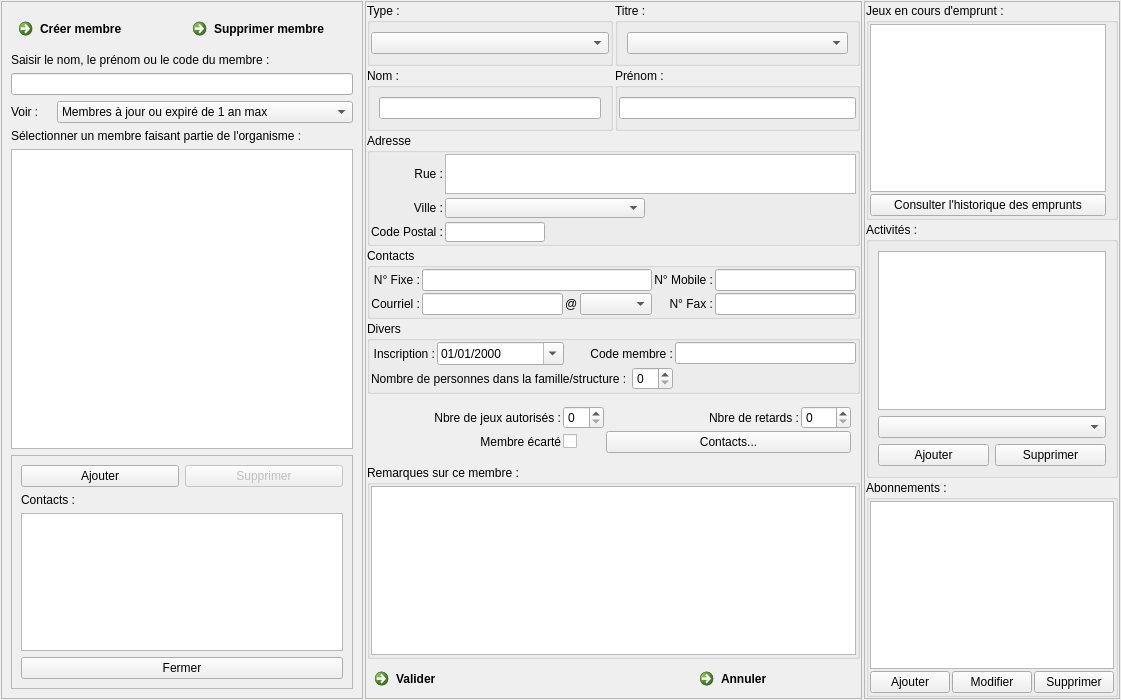
First picture: the form in f_membres.ui, repository nivhg/ludopen, before the edit.
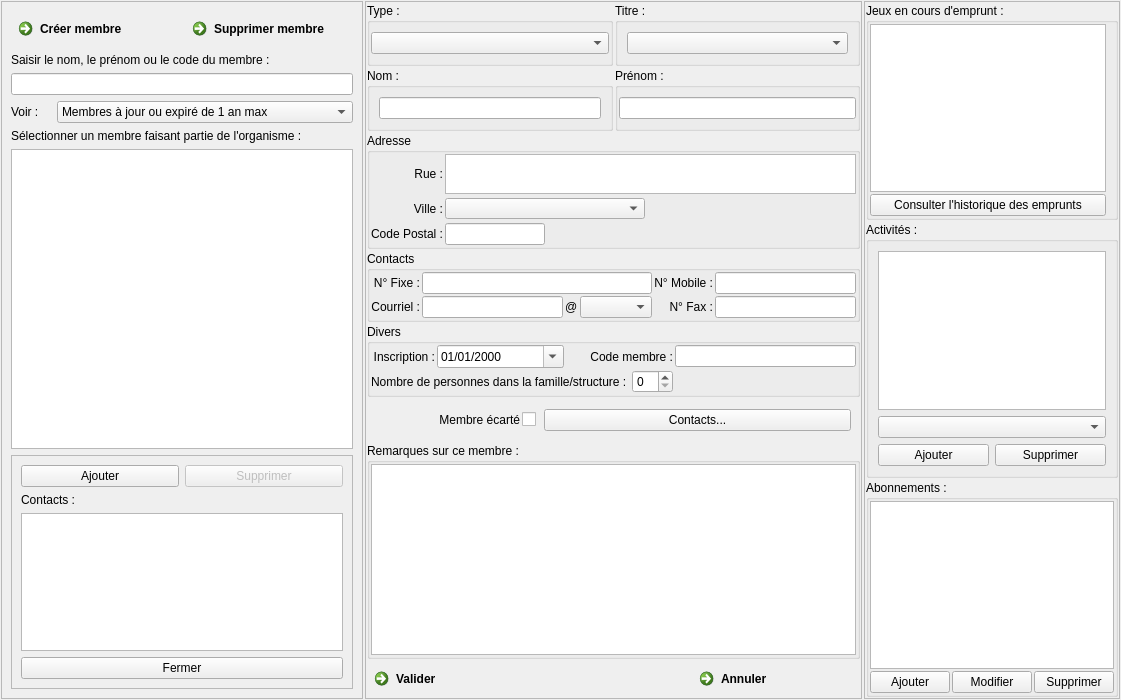
Second picture: the form after the edit. Icons and pictures are not drawn.

What changed in the file:
```diff
--- a/f_membres.ui
+++ b/f_membres.ui
@@ -2026,54 +2026,7 @@
          <property name="spacing">
           <number>2</number>
          </property>
-         <item row="0" column="1">
-          <widget class="QSpinBox" name="SBx_JeuxAutorises">
-           <property name="maximumSize">
-            <size>
-             <width>50</width>
-             <height>16777215</height>
-            </size>
-           </property>
-           <property name="palette">
-            <palette>
-             <active>
-              <colorrole role="WindowText">
-               <brush brushstyle="SolidPattern">
-                <color alpha="255">
-                 <red>0</red>
-                 <green>0</green>
-                 <blue>0</blue>
-                </color>
-               </brush>
-              </colorrole>
-             </active>
-             <inactive>
-              <colorrole role="WindowText">
-               <brush brushstyle="SolidPattern">
-                <color alpha="255">
-                 <red>0</red>
-                 <green>0</green>
-                 <blue>0</blue>
-                </color>
-               </brush>
-              </colorrole>
-             </inactive>
-             <disabled>
-              <colorrole role="WindowText">
-               <brush brushstyle="SolidPattern">
-                <color alpha="255">
-                 <red>0</red>
-                 <green>0</green>
-                 <blue>0</blue>
-                </color>
-               </brush>
-              </colorrole>
-             </disabled>
-            </palette>
-           </property>
-          </widget>
-         </item>
-         <item row="5" column="0">
+         <item row="4" column="0">
           <widget class="QLabel" name="Lb_MembreEcarte">
            <property name="palette">
             <palette>
@@ -2120,148 +2073,7 @@
            </property>
           </widget>
          </item>
-         <item row="0" column="2">
-          <widget class="QLabel" name="Lb_NbreRetards">
-           <property name="palette">
-            <palette>
-             <active>
-              <colorrole role="WindowText">
-               <brush brushstyle="SolidPattern">
-                <color alpha="255">
-                 <red>0</red>
-                 <green>0</green>
-                 <blue>0</blue>
-                </color>
-               </brush>
-              </colorrole>
-             </active>
-             <inactive>
-              <colorrole role="WindowText">
-               <brush brushstyle="SolidPattern">
-                <color alpha="255">
-                 <red>0</red>
-                 <green>0</green>
-                 <blue>0</blue>
-                </color>
-               </brush>
-              </colorrole>
-             </inactive>
-             <disabled>
-              <colorrole role="WindowText">
-               <brush brushstyle="SolidPattern">
-                <color alpha="255">
-                 <red>0</red>
-                 <green>0</green>
-                 <blue>0</blue>
-                </color>
-               </brush>
-              </colorrole>
-             </disabled>
-            </palette>
-           </property>
-           <property name="text">
-            <string>Nbre de retards :</string>
-           </property>
-           <property name="alignment">
-            <set>Qt::AlignRight|Qt::AlignTrailing|Qt::AlignVCenter</set>
-           </property>
-          </widget>
-         </item>
-         <item row="0" column="0">
-          <widget class="QLabel" name="Lb_JeuxAutorise">
-           <property name="palette">
-            <palette>
-             <active>
-              <colorrole role="WindowText">
-               <brush brushstyle="SolidPattern">
-                <color alpha="255">
-                 <red>0</red>
-                 <green>0</green>
-                 <blue>0</blue>
-                </color>
-               </brush>
-              </colorrole>
-             </active>
-             <inactive>
-              <colorrole role="WindowText">
-               <brush brushstyle="SolidPattern">
-                <color alpha="255">
-                 <red>0</red>
-                 <green>0</green>
-                 <blue>0</blue>
-                </color>
-               </brush>
-              </colorrole>
-             </inactive>
-             <disabled>
-              <colorrole role="WindowText">
-               <brush brushstyle="SolidPattern">
-                <color alpha="255">
-                 <red>0</red>
-                 <green>0</green>
-                 <blue>0</blue>
-                </color>
-               </brush>
-              </colorrole>
-             </disabled>
-            </palette>
-           </property>
-           <property name="text">
-            <string>Nbre de jeux autorisés :</string>
-           </property>
-           <property name="alignment">
-            <set>Qt::AlignRight|Qt::AlignTrailing|Qt::AlignVCenter</set>
-           </property>
-          </widget>
-         </item>
-         <item row="0" column="3">
-          <widget class="QSpinBox" name="SPx_NbreRetards">
-           <property name="maximumSize">
-            <size>
-             <width>50</width>
-             <height>16777215</height>
-            </size>
-           </property>
-           <property name="palette">
-            <palette>
-             <active>
-              <colorrole role="WindowText">
-               <brush brushstyle="SolidPattern">
-                <color alpha="255">
-                 <red>0</red>
-                 <green>0</green>
-                 <blue>0</blue>
-                </color>
-               </brush>
-              </colorrole>
-             </active>
-             <inactive>
-              <colorrole role="WindowText">
-               <brush brushstyle="SolidPattern">
-                <color alpha="255">
-                 <red>0</red>
-                 <green>0</green>
-                 <blue>0</blue>
-                </color>
-               </brush>
-              </colorrole>
-             </inactive>
-             <disabled>
-              <colorrole role="WindowText">
-               <brush brushstyle="SolidPattern">
-                <color alpha="255">
-                 <red>0</red>
-                 <green>0</green>
-                 <blue>0</blue>
-                </color>
-               </brush>
-              </colorrole>
-             </disabled>
-            </palette>
-           </property>
-          </widget>
-         </item>
-         <item row="5" column="1">
+         <item row="4" column="1">
           <widget class="QCheckBox" name="ChBx_MembreEcarte">
            <property name="maximumSize">
             <size>
@@ -2392,7 +2204,7 @@
            </property>
           </widget>
          </item>
-         <item row="5" column="2" colspan="2">
+         <item row="4" column="2" colspan="2">
           <widget class="QPushButton" name="Bt_Associe">
            <property name="text">
             <string>Contacts...</string>
```
